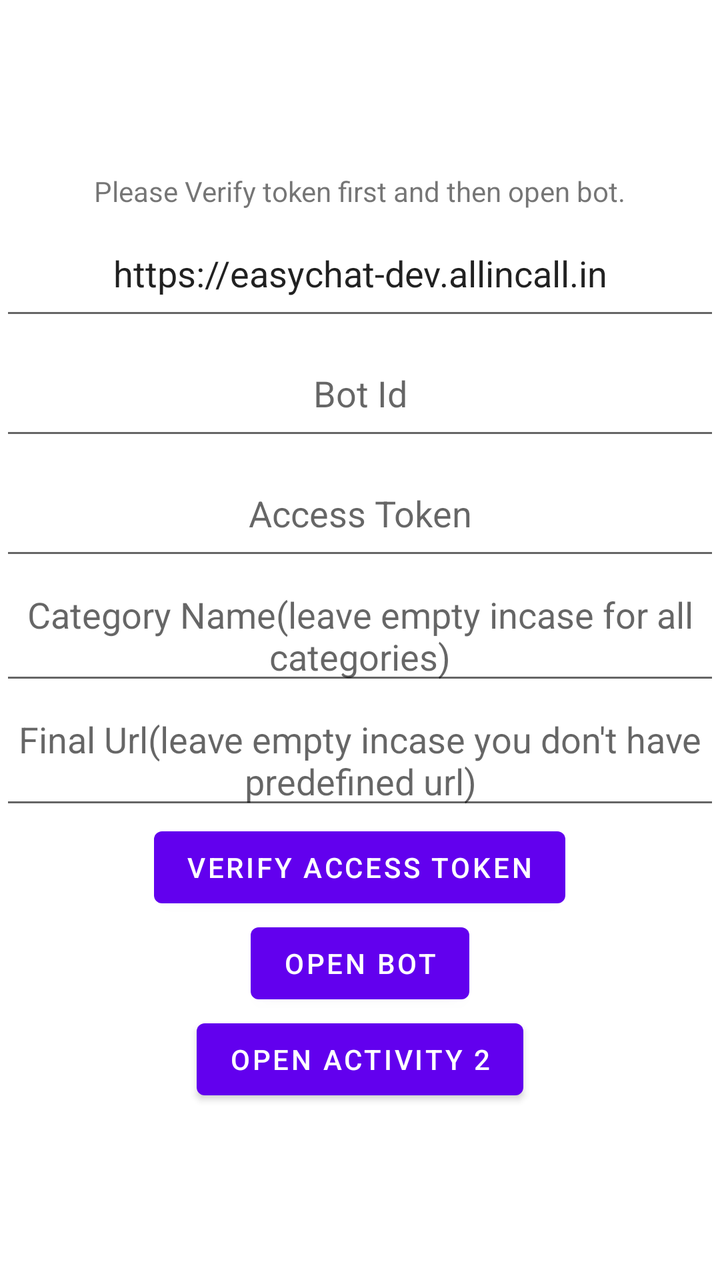
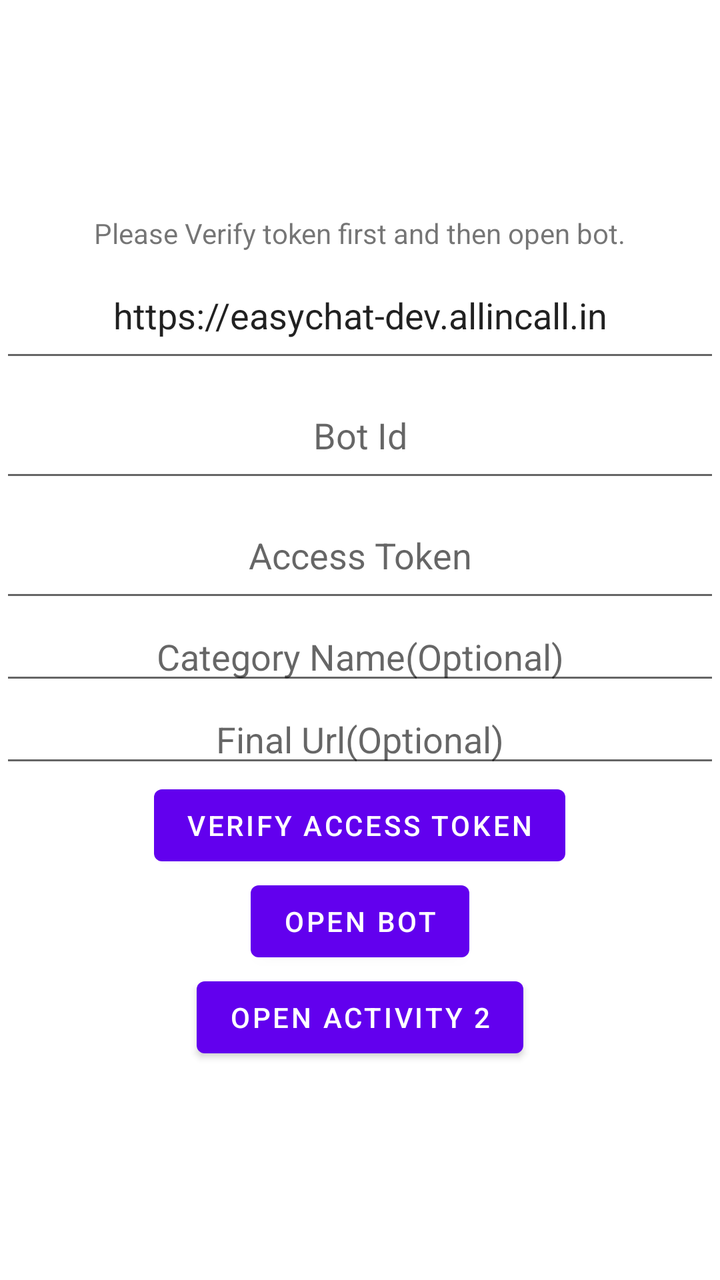

An Android layout rendered at two revisions. The XML below is the earlier revision; the diff shows what the commit changed to produce the second picture.
<!-- AndroidManifest.xml: application theme Theme.EasyChatWebView -->
<!-- res/layout/activity_main.xml -->
<?xml version="1.0" encoding="utf-8"?>
<LinearLayout xmlns:android="http://schemas.android.com/apk/res/android"
    xmlns:app="http://schemas.android.com/apk/res-auto"
    xmlns:tools="http://schemas.android.com/tools"
    android:layout_width="match_parent"
    android:layout_height="match_parent"
    android:gravity="center"
    android:orientation="vertical"
    tools:context=".MainActivity">
    <TextView
        android:layout_width="wrap_content"
        android:layout_height="wrap_content"
        android:text="Please Verify token first and then open bot."/>
    <EditText
        android:layout_width="match_parent"
        android:layout_height="60dp"
        android:text="https://easychat-dev.allincall.in"
        android:gravity="center"
        android:hint="Domain Name"
        android:id="@+id/domain_et"
        />
    <EditText
        android:layout_width="match_parent"
        android:layout_height="60dp"
        android:hint="Bot Id"
        android:inputType="number"
        android:gravity="center"
        android:id="@+id/bot_id_et"
        />

    <EditText
        android:layout_width="match_parent"
        android:layout_height="60dp"
        android:hint="Access Token"
        android:gravity="center"
        android:id="@+id/access_token_et"
        />

    <EditText
        android:layout_width="match_parent"
        android:layout_height="wrap_content"
        android:hint="Category Name(leave empty incase for all categories)"
        android:gravity="center"
        android:id="@+id/category_name_et"
        />

    <EditText
        android:layout_width="match_parent"
        android:layout_height="wrap_content"
        android:hint="Final Url(leave empty incase you don't have predefined url)"
        android:gravity="center"
        android:id="@+id/final_url_et"
        />

    <Button
        android:layout_width="wrap_content"
        android:layout_height="wrap_content"
        android:text="Verify Access Token"
        android:id="@+id/verify_access_token"
        />

    <Button
        android:layout_width="wrap_content"
        android:layout_height="wrap_content"
        android:text="Open Bot"
        android:id="@+id/open_bot_btn"
       />

    <Button
        android:layout_width="wrap_content"
        android:layout_height="wrap_content"
        android:text="Open Activity 2"
        android:visibility="visible"
        android:id="@+id/open_test_activity"
        />



</LinearLayout>
<!-- resources referenced by this layout -->
<resources>
  <style name="Theme.EasyChatWebView" parent="Theme.MaterialComponents.DayNight.NoActionBar">
          
          <item name="colorPrimary">@color/purple_500</item>
          <item name="colorPrimaryVariant">@color/purple_700</item>
          <item name="colorOnPrimary">@color/white</item>
          
          <item name="colorSecondary">@color/teal_200</item>
          <item name="colorSecondaryVariant">@color/teal_700</item>
          <item name="colorOnSecondary">@color/black</item>
          
          <item name="android:statusBarColor" tools:targetApi="l">?attr/colorPrimaryVariant</item>
          
      </style>
  <color name="purple_500">#FF6200EE</color>
  <color name="purple_700">#FF3700B3</color>
  <color name="white">#FFFFFFFF</color>
  <color name="teal_200">#FF03DAC5</color>
  <color name="teal_700">#FF018786</color>
  <color name="black">#FF000000</color>
</resources>

<!-- the commit's change to res/layout/activity_main.xml (unified diff, before → after) -->
@@ -39,7 +39,7 @@
     <EditText
         android:layout_width="match_parent"
         android:layout_height="wrap_content"
-        android:hint="Category Name(leave empty incase for all categories)"
+        android:hint="Category Name(Optional)"
         android:gravity="center"
         android:id="@+id/category_name_et"
         />
@@ -47,7 +47,7 @@
     <EditText
         android:layout_width="match_parent"
         android:layout_height="wrap_content"
-        android:hint="Final Url(leave empty incase you don't have predefined url)"
+        android:hint="Final Url(Optional)"
         android:gravity="center"
         android:id="@+id/final_url_et"
         />
